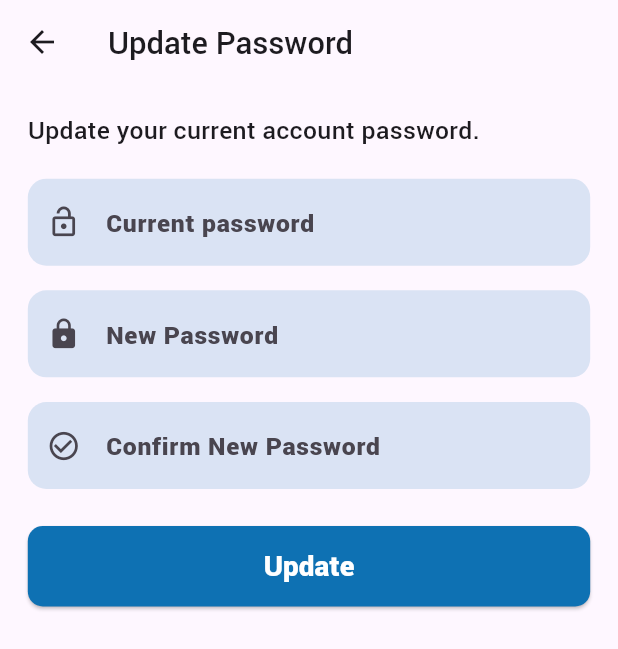
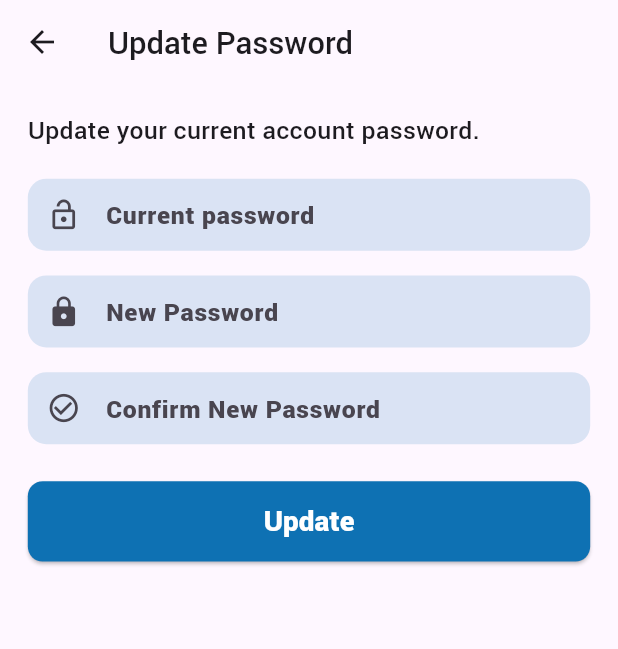
Before and after one commit to MohammedMatter/task_app, a Flutter app: the UpdatePassword screen opened directly, on a phone screen of 412 x 824 dp. Shown: the top 649 px of the screen. Run offline on Flutter 3.47's test engine with Material 3 defaults, Android fonts, the light colour scheme and no system bars; our stand-ins replace cloud_firestore, eva_icons_flutter, firebase_auth, firebase_core, flutter_datetime_picker_plus, flutter_local_notifications and 5 more; accounts and stored records are empty.

Commit message:
initial commit

```diff
--- a/lib/core/services/notification_service.dart
+++ b/lib/core/services/notification_service.dart
@@ -7,7 +7,6 @@ class NotificationService {
   static final FlutterLocalNotificationsPlugin _notification =
       FlutterLocalNotificationsPlugin();
   static Future<void> init() async {
-
     if (await Permission.notification.isDenied) {
       await Permission.notification.request();
     }
@@ -23,7 +22,7 @@ class NotificationService {
       required String title,
       required String body,
       required DateTime date}) async {
-        log('${id}') ;
+    log('${id}');
     if (date.isBefore(DateTime.now())) {
       date = DateTime.now().add(Duration(seconds: 30));
     }
@@ -48,8 +47,6 @@ class NotificationService {
   static Future<void> cancelScheduleNotification({
     required int id,
   }) async {
-
-
     await _notification.cancel(id);
   }
 }
--- a/lib/core/services/splash_animation_manager.dart
+++ b/lib/core/services/splash_animation_manager.dart
@@ -1,5 +1,5 @@
 import 'package:flutter/material.dart';
-import 'package:task_app/features/auth/presentation/pages/sign_in_screen.dart';
+import 'package:task_app/features/auth/presentation/view/sign_in_screen.dart';
 class SplashAnimationManager {
   final TickerProvider vsync;
   AnimationController animationController;
--- a/lib/core/widgets/text_field_style.dart
+++ b/lib/core/widgets/text_field_style.dart
@@ -50,7 +50,7 @@ class TextFormFieldStyle extends StatelessWidget {
             prefixIcon: icon,
             hintText: hint,
             contentPadding: EdgeInsets.symmetric(
-              vertical: height * 0.02,
+              vertical: height * 0.01,
               horizontal: width * 0.03,
             ),
             enabledBorder: OutlineInputBorder(
--- a/lib/features/auth/presentation/view/sign_in_screen.dart
+++ b/lib/features/auth/presentation/view/sign_in_screen.dart
@@ -1,5 +1,5 @@
 import 'package:flutter/material.dart';
-import 'package:task_app/features/auth/presentation/views/widgets/sign_in_body.dart';
+import 'package:task_app/features/auth/presentation/widgets/sign_in_body.dart';
 
 
 class SignInScreen extends StatelessWidget {
--- a/lib/features/auth/presentation/view/sign_up_screen.dart
+++ b/lib/features/auth/presentation/view/sign_up_screen.dart
@@ -1,5 +1,5 @@
 import 'package:flutter/material.dart';
-import 'package:task_app/features/auth/presentation/views/widgets/sign_up_body.dart';
+import 'package:task_app/features/auth/presentation/widgets/sign_up_body.dart';
 
 
 class SignUpScreen extends StatelessWidget {
--- a/lib/features/home/presentation/view/details_category_screen.dart
+++ b/lib/features/home/presentation/view/details_category_screen.dart
@@ -4,7 +4,7 @@ import 'package:provider/provider.dart';
 import 'package:task_app/features/home/data/models/task.dart';
 import 'package:task_app/features/home/presentation/view_models/category_view_model.dart';
 import 'package:task_app/features/home/presentation/view_models/task_view_model.dart';
-import 'package:task_app/features/home/presentation/views/widgets/detalis_category_body.dart';
+import 'package:task_app/features/home/presentation/widgets/detalis_category_body.dart';
 
 // ignore: must_be_immutable
 class CategoryDetailsPage extends StatelessWidget {
--- a/lib/features/home/presentation/view/home_screen.dart
+++ b/lib/features/home/presentation/view/home_screen.dart
@@ -6,7 +6,7 @@ import 'package:task_app/features/home/presentation/view_models/category_view_mo
 import 'package:task_app/features/home/presentation/view_models/notification_view_model.dart';
 import 'package:task_app/features/home/presentation/view_models/task_view_model.dart';
 import 'package:task_app/features/home/presentation/view_models/theme_view_model.dart';
-import 'package:task_app/features/home/presentation/views/widgets/custom_bottom_sheet.dart';
+import 'package:task_app/features/home/presentation/widgets/custom_bottom_sheet.dart';
 import 'package:task_app/features/user/presentation/view_models/user_view_model.dart';
 
 int? indexGlobal = 0;
--- a/lib/features/home/presentation/view/notifications_screen.dart
+++ b/lib/features/home/presentation/view/notifications_screen.dart
@@ -1,5 +1,5 @@
 import 'package:flutter/material.dart';
-import 'package:task_app/features/home/presentation/views/widgets/notification_body.dart';
+import 'package:task_app/features/home/presentation/widgets/notification_body.dart';
 
 class NotificationsScreen extends StatelessWidget {
   const NotificationsScreen({super.key});
--- a/lib/features/home/presentation/view/settings_screen.dart
+++ b/lib/features/home/presentation/view/settings_screen.dart
@@ -1,5 +1,5 @@
 import 'package:flutter/material.dart';
-import 'package:task_app/features/home/presentation/views/widgets/seetings_body.dart';
+import 'package:task_app/features/home/presentation/widgets/seetings_body.dart';
 
 class SettingsScreen extends StatelessWidget {
   const SettingsScreen({super.key});
--- a/lib/features/home/presentation/widgets/category_selector.dart
+++ b/lib/features/home/presentation/widgets/category_selector.dart
@@ -1,13 +1,13 @@
 import 'package:collection/collection.dart';
 import 'package:flutter/material.dart';
 import 'package:provider/provider.dart';
-import 'package:task_app/features/home/presentation/pages/details_category_screen.dart';
+import 'package:task_app/features/home/presentation/view/details_category_screen.dart';
 import 'package:task_app/features/home/presentation/view_models/category_view_model.dart';
 import 'package:task_app/features/home/presentation/view_models/filter_view_model.dart';
 import 'package:task_app/features/home/presentation/view_models/search_view_model.dart';
 import 'package:task_app/features/home/presentation/view_models/task_view_model.dart';
 import 'package:task_app/features/home/presentation/view_models/theme_view_model.dart';
-import 'package:task_app/features/home/presentation/views/widgets/circle_avatar.dart';
+import 'package:task_app/features/home/presentation/widgets/circle_avatar.dart';
 import 'package:task_app/core/widgets/text_field_style.dart';
 
 // ignore: must_be_immutable
--- a/lib/features/home/presentation/widgets/details_task.dart
+++ b/lib/features/home/presentation/widgets/details_task.dart
@@ -268,7 +268,7 @@ class detailsTask extends StatelessWidget {
                                     Navigator.of(context).pop();
                                     provNotificationViewModel.sendNotification(
                                         task, task.date);
-                                  },
+                                  } ,
                                   child: Text('save',
                                       style: TextStyle(
                                           fontSize: width * 0.035)),
@@ -350,6 +350,7 @@ class detailsTask extends StatelessWidget {
                           TextSpan(
                             text: task.description,
                             style: TextStyle(
+                              fontFamily: 'Roboto',
                               color: provThemeViewModel.nightThemeEnabled
                                   ? Colors.white
                                   : Colors.black,
--- a/lib/features/home/presentation/widgets/detalis_category_body.dart
+++ b/lib/features/home/presentation/widgets/detalis_category_body.dart
@@ -2,7 +2,7 @@ import 'package:flutter/material.dart';
 import 'package:provider/provider.dart';
 import 'package:task_app/features/home/presentation/view_models/category_view_model.dart';
 import 'package:task_app/features/home/presentation/view_models/task_view_model.dart';
-import 'package:task_app/features/home/presentation/views/widgets/dismissible_task_item.dart';
+import 'package:task_app/features/home/presentation/widgets/dismissible_task_item.dart';
 
 class DetailsCategoryBody extends StatelessWidget {
   const DetailsCategoryBody({
--- a/lib/features/home/presentation/widgets/dismissible_task_item.dart
+++ b/lib/features/home/presentation/widgets/dismissible_task_item.dart
@@ -2,12 +2,12 @@ import 'package:flutter/material.dart';
 import 'package:intl/intl.dart';
 import 'package:provider/provider.dart';
 import 'package:task_app/features/home/data/models/task.dart';
-import 'package:task_app/features/home/presentation/pages/home_screen.dart';
+import 'package:task_app/features/home/presentation/view/home_screen.dart';
 import 'package:task_app/features/home/presentation/view_models/category_view_model.dart';
 import 'package:task_app/features/home/presentation/view_models/notification_view_model.dart';
 import 'package:task_app/features/home/presentation/view_models/task_view_model.dart';
 import 'package:task_app/features/home/presentation/view_models/theme_view_model.dart';
-import 'package:task_app/features/home/presentation/views/widgets/details_task.dart';
+import 'package:task_app/features/home/presentation/widgets/details_task.dart';
 
 class DismissibleTaskItem extends StatelessWidget {
   List<Task> tasks;
--- a/lib/features/home/presentation/widgets/notification_body.dart
+++ b/lib/features/home/presentation/widgets/notification_body.dart
@@ -1,7 +1,7 @@
 import 'package:flutter/material.dart';
 import 'package:provider/provider.dart';
 import 'package:task_app/features/home/presentation/view_models/notification_view_model.dart';
-import 'package:task_app/features/home/presentation/views/widgets/dismussible_notification.dart';
+import 'package:task_app/features/home/presentation/widgets/dismussible_notification.dart';
 
 class NotificationsBody extends StatefulWidget {
   const NotificationsBody({
--- a/lib/features/home/presentation/widgets/tasks_pages.dart
+++ b/lib/features/home/presentation/widgets/tasks_pages.dart
@@ -1,7 +1,7 @@
 import 'package:flutter/material.dart';
 import 'package:provider/provider.dart';
 import 'package:task_app/features/home/presentation/view_models/task_view_model.dart';
-import 'package:task_app/features/home/presentation/views/widgets/dismissible_task_item.dart';
+import 'package:task_app/features/home/presentation/widgets/dismissible_task_item.dart';
 
 class TasksPages extends StatelessWidget {
   const TasksPages({super.key});
--- a/lib/features/splash/presentation/view/spalsh_screen.dart
+++ b/lib/features/splash/presentation/view/spalsh_screen.dart
@@ -1,7 +1,7 @@
 import 'package:flutter/material.dart';
 import 'package:task_app/core/services/splash_animation_manager.dart';
 
-import 'package:task_app/features/splash/presentation/views/widgets/splash_body.dart';
+import 'package:task_app/features/splash/presentation/widgets/splash_body.dart';
 class SplashScreen extends StatefulWidget {
   const SplashScreen({super.key});
 
```
Also changed, not shown: lib/core/routes/app_pages.dart (+4 -4 lines), lib/features/home/presentation/widgets/home.body.dart (+5 -5 lines), lib/features/home/presentation/widgets/seetings_body.dart (+7 -7 lines), lib/main.dart (+4 -4 lines), 4 other files.
